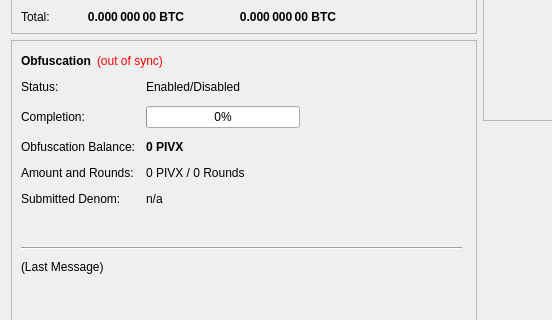
First picture: the form in src/qt/forms/overviewpage.ui, repository eons-finance/ALQO, before the edit; both pictures show x 0 to 552 and y 182 to 502 of the 960 by 585 pixel window.
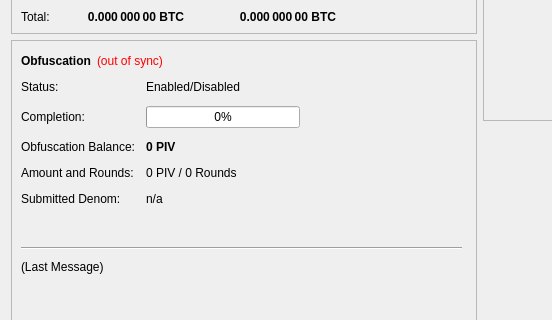
Second picture: the form after the edit.

Commit message: changed coin name from PIVX to PIV

```diff
--- a/src/qt/forms/overviewpage.ui
+++ b/src/qt/forms/overviewpage.ui
@@ -474,7 +474,7 @@
               </font>
              </property>
              <property name="text">
-              <string notr="true">0 PIVX</string>
+              <string notr="true">0 PIV</string>
              </property>
             </widget>
            </item>
@@ -488,7 +488,7 @@
            <item row="3" column="1">
             <widget class="QLabel" name="labelAmountRounds">
              <property name="text">
-              <string>0 PIVX / 0 Rounds</string>
+              <string>0 PIV / 0 Rounds</string>
              </property>
             </widget>
            </item>
```
The commit also changes 51 other files.
